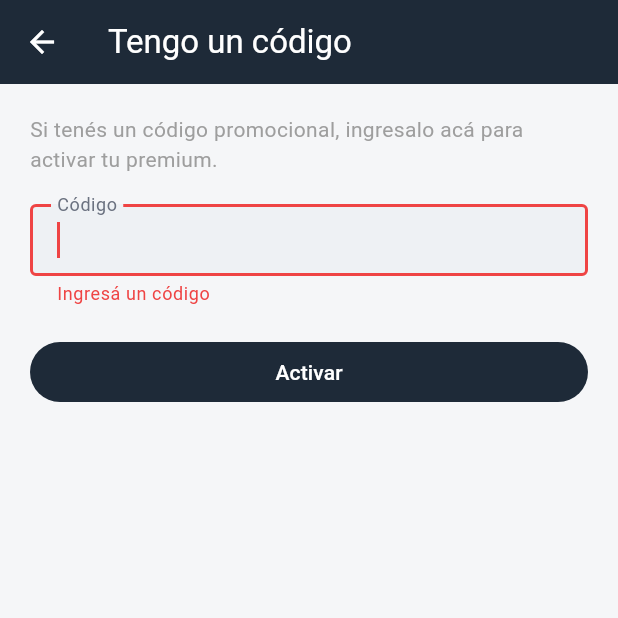
After one commit to ezecastiglione18/volley_stats_app, a Flutter app: the RedeemCodeScreen screen opened directly, after a tap on "Activar", on a phone screen of 412 x 824 dp, the top half of it. The commit adds this screen. Run offline on Flutter 3.47's test engine with Material 3 defaults, Android fonts, the phone set to English and light mode, and no system bars; our stand-ins replace cloud_firestore, cloud_functions, file_picker, firebase_auth, firebase_core, hive_flutter and 3 more; missing offline and left inert: android_id, purchases_flutter; accounts and stored records are empty.

Commit message:
Agregado de canjeo de codigo promocional

```diff
--- a/lib/screens/settings/account_settings_screen.dart
+++ b/lib/screens/settings/account_settings_screen.dart
@@ -7,6 +7,7 @@ import '../../utils/theme.dart';
 import '../../widgets/delete_account_dialog.dart';
 import '../../widgets/legal_document_dialog.dart';
 import '../../widgets/sign_out_confirmation.dart';
+import '../subscription/redeem_code_screen.dart';
 
 /// Configuración de la cuenta: cerrar sesión y eliminar cuenta. Antes eran
 /// dos íconos sueltos en el encabezado de Inicio; se juntaron acá para no
@@ -35,6 +36,17 @@ class AccountSettingsScreen extends StatelessWidget {
               ),
               const SizedBox(height: 16),
             ],
+            Card(
+              child: ListTile(
+                leading: const Icon(Icons.redeem_outlined),
+                title: const Text('Tengo un código'),
+                subtitle: const Text('Canjeá un código promocional para activar premium'),
+                onTap: () => Navigator.of(context).push(
+                  MaterialPageRoute(builder: (_) => const RedeemCodeScreen()),
+                ),
+              ),
+            ),
+            const SizedBox(height: 16),
             Card(
               child: ListTile(
                 leading: const Icon(Icons.logout),
--- /dev/null
+++ b/lib/screens/subscription/redeem_code_screen.dart
@@ -0,0 +1,110 @@
+import 'package:flutter/material.dart';
+import 'package:flutter/services.dart';
+
+import '../../services/redeem_code_service.dart';
+
+/// "Tengo un código": canjea un código promocional para activar premium sin
+/// pasar por Play Billing (ver volley_stats_app_backend, función
+/// `redeemPromoCode`). Accesible desde Configuración de la cuenta.
+class RedeemCodeScreen extends StatefulWidget {
+  const RedeemCodeScreen({super.key});
+
+  @override
+  State<RedeemCodeScreen> createState() => _RedeemCodeScreenState();
+}
+
+class _RedeemCodeScreenState extends State<RedeemCodeScreen> {
+  final _formKey = GlobalKey<FormState>();
+  final _codeController = TextEditingController();
+  bool _submitting = false;
+
+  @override
+  void dispose() {
+    _codeController.dispose();
+    super.dispose();
+  }
+
+  Future<void> _submit() async {
+    if (_submitting) return;
+    if (!_formKey.currentState!.validate()) return;
+
+    setState(() => _submitting = true);
+    final outcome = await redeemPromoCode(context, _codeController.text);
+    if (!mounted) return;
+    setState(() => _submitting = false);
+
+    switch (outcome) {
+      case RedeemOutcome.success:
+        Navigator.of(context).pop();
+        ScaffoldMessenger.of(context)
+          ..clearSnackBars()
+          ..showSnackBar(const SnackBar(content: Text('¡Listo! Ya tenés premium activo.')));
+      case RedeemOutcome.invalidCode:
+        _showError('Ese código no existe. Revisá que esté bien escrito.');
+      case RedeemOutcome.expired:
+        _showError('Ese código ya venció.');
+      case RedeemOutcome.quotaExceeded:
+        _showError('Ese código ya alcanzó su cupo de usos.');
+      case RedeemOutcome.alreadyUsedByAccount:
+        _showError('Esta cuenta ya usó este código antes.');
+      case RedeemOutcome.networkError:
+        _showError('No se pudo canjear el código. Revisá tu conexión y probá de nuevo.');
+    }
+  }
+
+  void _showError(String message) {
+    ScaffoldMessenger.of(context)
+      ..clearSnackBars()
+      ..showSnackBar(SnackBar(content: Text(message)));
+  }
+
+  @override
+  Widget build(BuildContext context) {
+    return Scaffold(
+      appBar: AppBar(title: const Text('Tengo un código')),
+      body: SafeArea(
+        top: false,
+        child: Padding(
+          padding: const EdgeInsets.all(20),
+          child: Form(
+            key: _formKey,
+            child: Column(
+              crossAxisAlignment: CrossAxisAlignment.stretch,
+              children: [
+                const Text(
+                  'Si tenés un código promocional, ingresalo acá para activar tu premium.',
+                  style: TextStyle(color: Colors.grey),
+                ),
+                const SizedBox(height: 20),
+                TextFormField(
+                  controller: _codeController,
+                  autofocus: true,
+                  textCapitalization: TextCapitalization.characters,
+                  textInputAction: TextInputAction.done,
+                  inputFormatters: [FilteringTextInputFormatter.deny(RegExp(r'\s'))],
+                  decoration: const InputDecoration(
+                    labelText: 'Código',
+                    border: OutlineInputBorder(),
+                  ),
+                  validator: (v) => (v == null || v.trim().isEmpty) ? 'Ingresá un código' : null,
+                  onFieldSubmitted: (_) => _submit(),
+                ),
+                const SizedBox(height: 20),
+                FilledButton(
+                  onPressed: _submitting ? null : _submit,
+                  child: _submitting
+                      ? const SizedBox(
+                          width: 20,
+                          height: 20,
+                          child: CircularProgressIndicator(strokeWidth: 2),
+                        )
+                      : const Text('Activar'),
+                ),
+              ],
+            ),
+          ),
+        ),
+      ),
+    );
+  }
+}
--- a/pubspec.yaml
+++ b/pubspec.yaml
@@ -18,6 +18,7 @@ dependencies:
   firebase_core: ^3.8.0
   firebase_auth: ^5.3.3
   cloud_firestore: ^5.5.0
+  cloud_functions: ^5.3.0
   path_provider: ^2.1.3
   android_id: ^0.5.2
   pdf: ^3.10.8
```
Also changed, not shown: lib/services/redeem_code_service.dart (added, +84 -0 lines), pubspec.lock, 3 other files.
